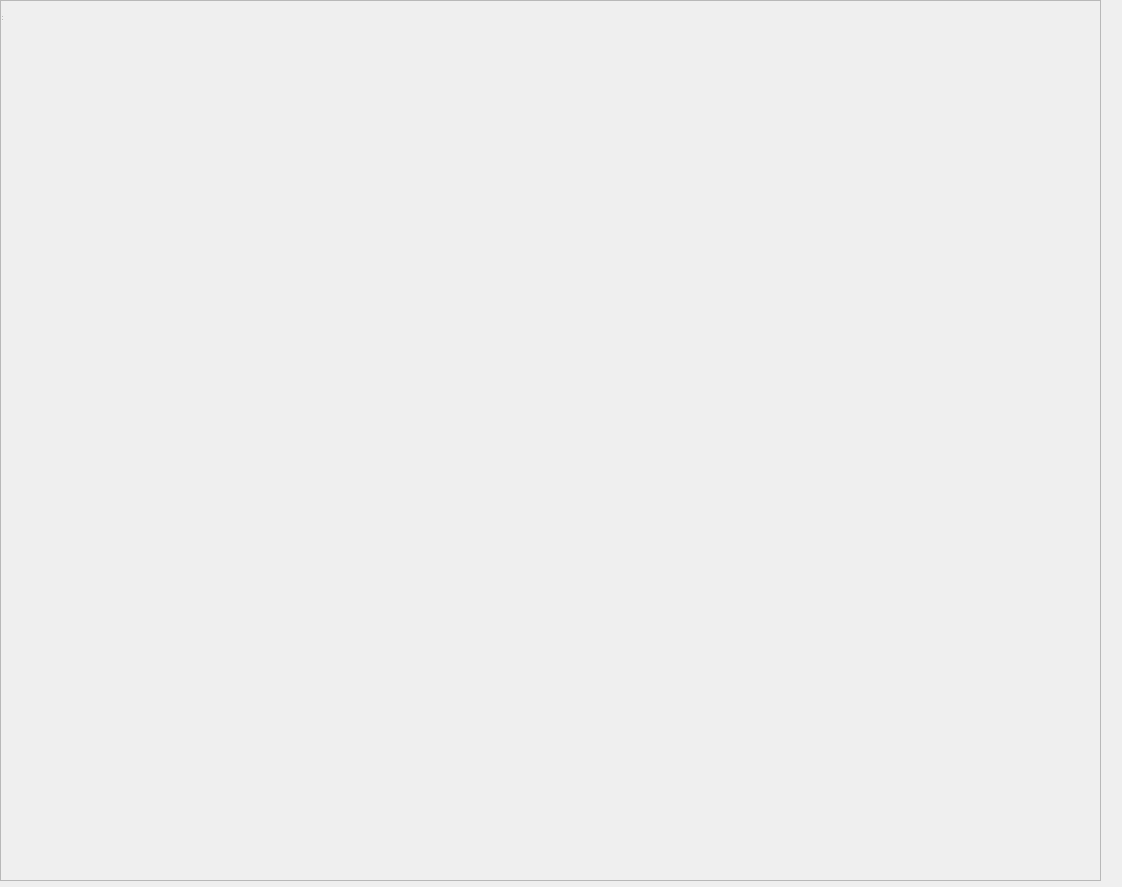
This is src/mainUI.ui in SandraMaldonado10/RobAvanzadaG3 as Qt 5 draws it before an edit. The edited form follows.
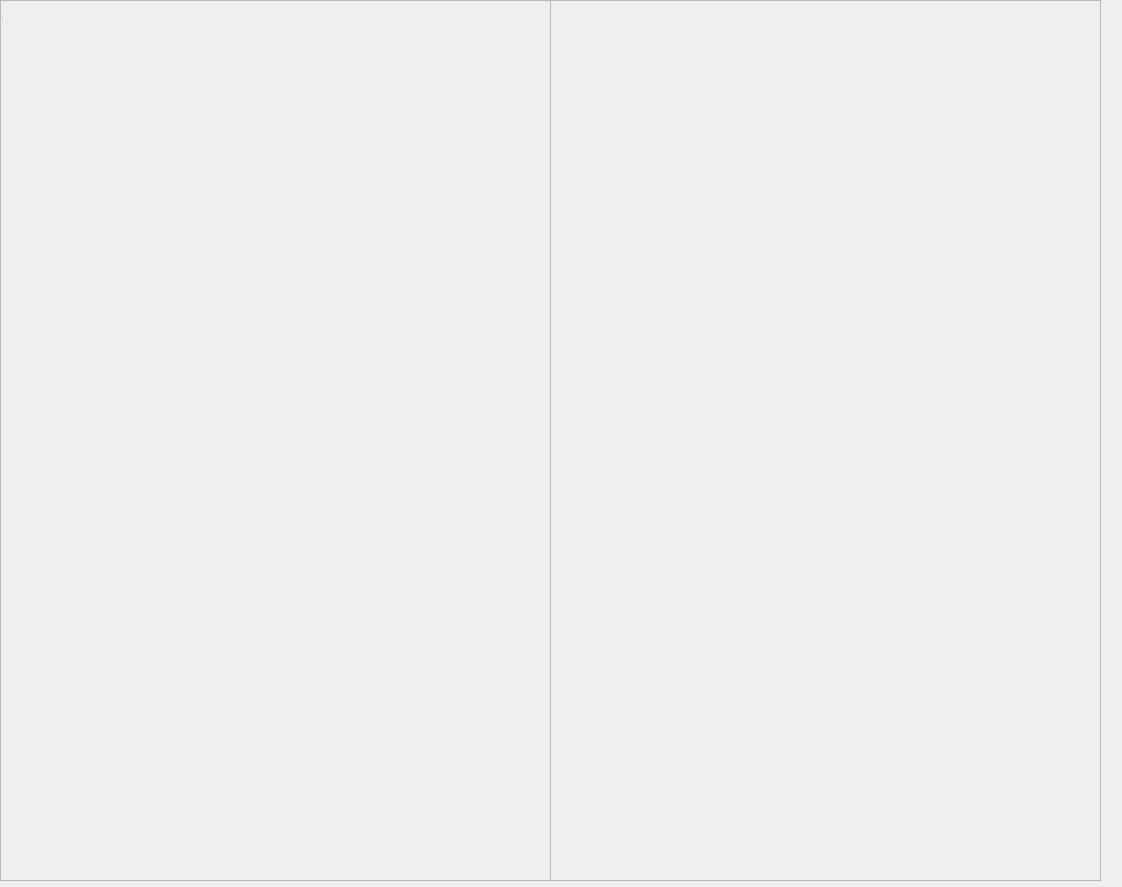
This is the edited form.

```diff
--- a/src/mainUI.ui
+++ b/src/mainUI.ui
@@ -13,13 +13,21 @@
   <property name="windowTitle">
    <string>mapa</string>
   </property>
-  <widget class="QWidget" name="centralwidget">
-   <widget class="QFrame" name="frame">
+  <widget class="QWidget" name="centralwidget" native="true">
+   <property name="geometry">
+    <rect>
+     <x>0</x>
+     <y>0</y>
+     <width>1101</width>
+     <height>881</height>
+    </rect>
+   </property>
+   <widget class="QFrame" name="viewer_lidar">
     <property name="geometry">
      <rect>
       <x>0</x>
       <y>0</y>
-      <width>1101</width>
+      <width>551</width>
       <height>881</height>
      </rect>
     </property>
@@ -30,8 +38,33 @@
      <enum>QFrame::Raised</enum>
     </property>
    </widget>
+   <widget class="QFrame" name="viewer_room">
+    <property name="geometry">
+     <rect>
+      <x>550</x>
+      <y>0</y>
+      <width>551</width>
+      <height>881</height>
+     </rect>
+    </property>
+    <property name="frameShape">
+     <enum>QFrame::StyledPanel</enum>
+    </property>
+    <property name="frameShadow">
+     <enum>QFrame::Raised</enum>
+    </property>
+   </widget>
   </widget>
-  <widget class="QStatusBar" name="statusbar"/>
+  <widget class="QStatusBar" name="statusbar">
+   <property name="geometry">
+    <rect>
+     <x>0</x>
+     <y>0</y>
+     <width>3</width>
+     <height>23</height>
+    </rect>
+   </property>
+  </widget>
  </widget>
  <resources/>
  <connections/>
```
